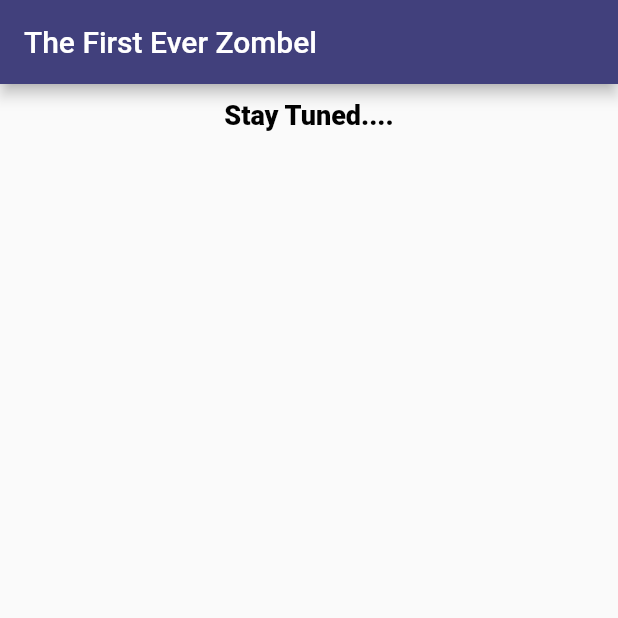
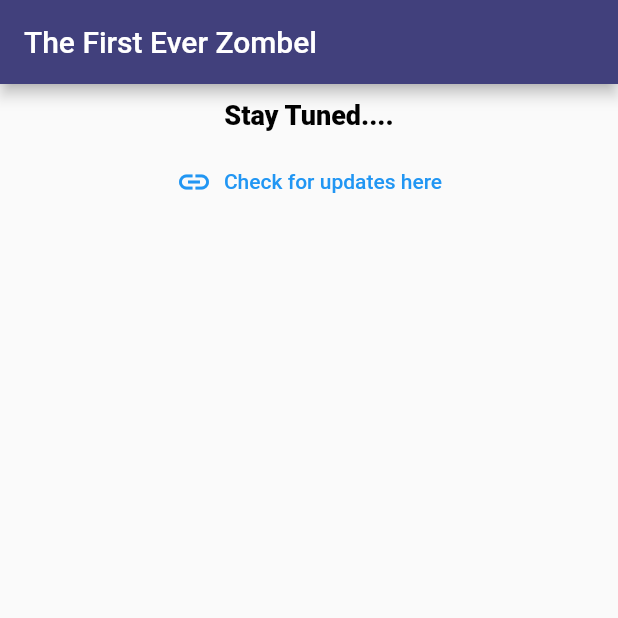
Before and after one commit to peeweesusername/zombel, a Flutter app: the screen it shows after launch, swiped to page 4, on a phone screen of 412 x 824 dp, the top half of it. Run offline on Flutter 3.47's test engine with Material 2 defaults, Android fonts, the phone set to English and light mode, and no system bars; Roboto replaces fonts that are missing (Georgia).

Commit message:
Added link to play store URL

```diff
--- a/assets/bookcontents.json
+++ b/assets/bookcontents.json
@@ -4,6 +4,7 @@
   "author" : "Olivia S",
   "copyright" : "Copyright 2022.  All Rights Reserved",
   "coverart" : "assets/coverart.jpg",
+  "playstoreURL": "https://play.google.com/store/apps/details?id=com.peeweesusername.zombel",
   "chapters" : [
     {
       "chapterTitle" : "Monday, November 1st, 2020",
--- a/lib/chapters.dart
+++ b/lib/chapters.dart
@@ -1,6 +1,5 @@
-import 'package:flutter/cupertino.dart';
 import 'package:flutter/material.dart';
-import 'package:flutter/widgets.dart';
+import 'package:url_launcher/link.dart';
 import './emums.dart';
 import './globals.dart';
 import './format.dart';
@@ -33,6 +32,11 @@ List<Widget> buildChapters(int count, List<GlobalKey> headLineKeyList) {
       page.add(
           Image(image: AssetImage(getContent(BookContent.chapterImage, i)))
       );
+    }
+
+    if (getContent(BookContent.chapterTitle, i) == 'Stay Tuned....') {
+      print(getContent(BookContent.playstoreURL, i));
+      page.add(getURLLauncher(getContent(BookContent.playstoreURL, i)));
     }
 
     chapters.add(SingleChildScrollView(
@@ -92,7 +96,7 @@ getCoverPage() {
   );
 
   page.add(Center(
-      child: Text('\u00a9 ' + copyright,
+      child: Text('\u00A9 ' + copyright,
               textAlign: TextAlign.center,
               style: const TextStyle(
               fontSize: 10,
@@ -101,3 +105,17 @@ getCoverPage() {
 
   return page;
 }
+
+getURLLauncher(String mylink){
+  return Link(
+    uri: Uri.parse(mylink),
+    target: LinkTarget.blank,
+    builder: (BuildContext ctx, FollowLink? openLink) {
+      return TextButton.icon(
+        onPressed: openLink,
+        label: const Text('Check for updates here'),
+        icon: const Icon(Icons.link),
+      );
+      },
+  );
+}
--- a/lib/emums.dart
+++ b/lib/emums.dart
@@ -6,6 +6,7 @@ enum BookContent {
   author,
   copyright,
   coverart,
+  playstoreURL,
   numberOfChapters,
   chapterTitle,
   numberOfParagraphs,
--- a/lib/parsecontents.dart
+++ b/lib/parsecontents.dart
@@ -53,6 +53,11 @@ getContent(contentType, [chapterNumber=0, paragraphNumber=0]) {
     }
     break;
 
+    case BookContent.playstoreURL: {
+      content = parsedJson['playstoreURL'];
+    }
+    break;
+
     case BookContent.numberOfChapters: {
       int i = parsedJson['chapters'].length;
       content = i.toString();
@@ -76,7 +81,7 @@ getContent(contentType, [chapterNumber=0, paragraphNumber=0]) {
     break;
 
     case BookContent.chapterImage: {
-      content = content = parsedJson['chapters'][chapterNumber]['chapterImage'];
+      content = parsedJson['chapters'][chapterNumber]['chapterImage'];
     }
     break;
   }
--- a/pubspec.yaml
+++ b/pubspec.yaml
@@ -27,6 +27,7 @@ environment:
 # the latest version available on pub.dev. To see which dependencies have newer
 # versions available, run `flutter pub outdated`.
 dependencies:
+  url_launcher: ^6.0.20
   flutter:
     sdk: flutter
 
```
Also changed, not shown: pubspec.lock, 1 other file.
